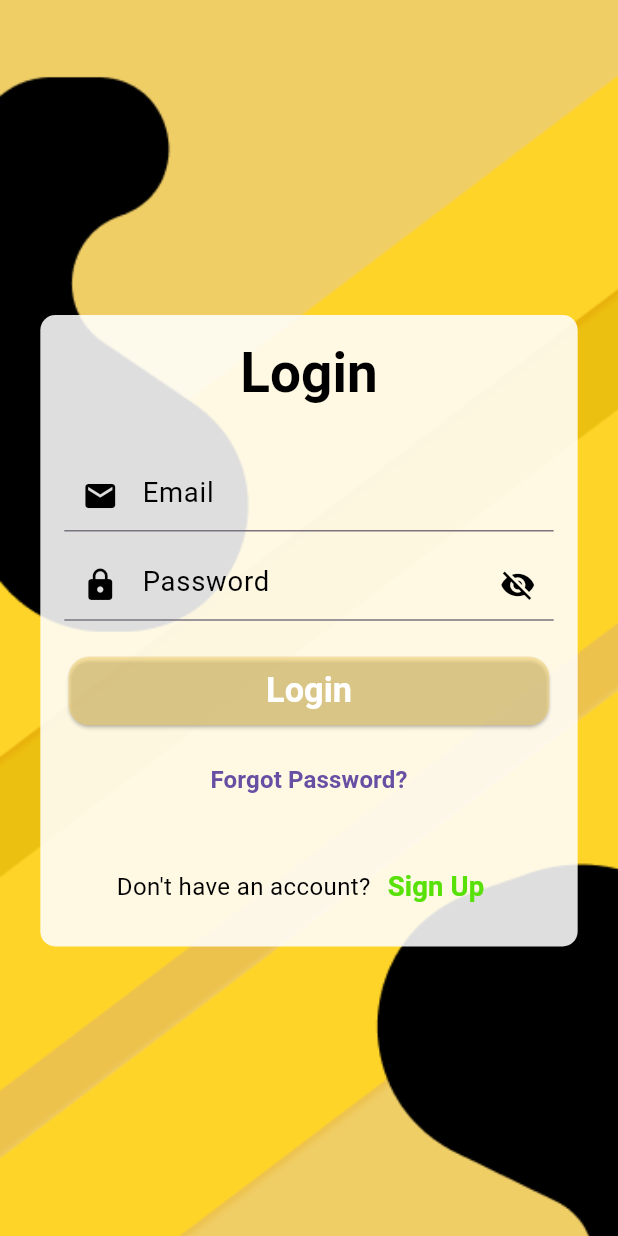
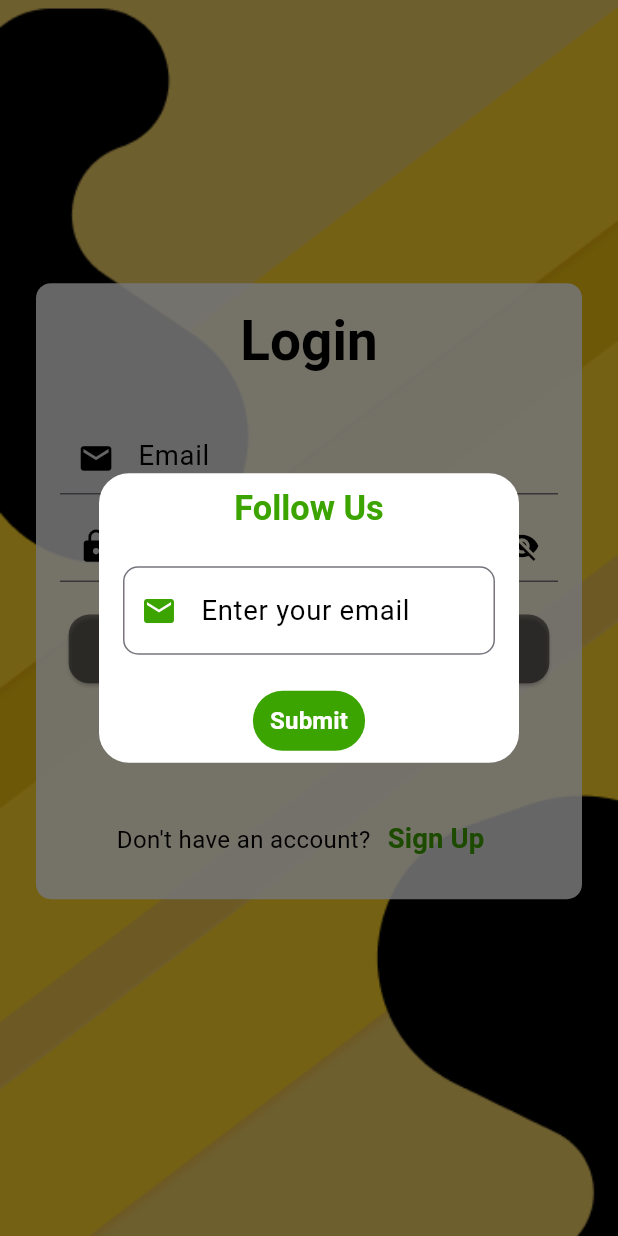
Before and after one commit to tanay4768/peepalfarm, a Flutter app: the screen it shows after launch, after a tap on "Get Started", after a tap on "Forgot Password?", on a phone screen of 412 x 824 dp. Run offline on Flutter 3.47's test engine with Material 3 defaults, Android fonts, the phone set to English and light mode, and no system bars; our stand-ins replace firebase_auth, firebase_core, firebase_database, flutter_screenutil, get, get_storage; accounts and stored records are empty; network calls fail.

Commit message:
Btn fixed

```diff
--- a/lib/controllers/login_controller.dart
+++ b/lib/controllers/login_controller.dart
@@ -9,8 +9,10 @@
   String? password;
   RxBool showPassword = false.obs;
   void allFilled() {
-    signInbtn.value = email.toString().isNotEmpty == true &&
-        password.toString().isNotEmpty == true;
+    if (email != null && password!=null) {
+  signInbtn.value = email.toString().isNotEmpty == true &&
+      password.toString().isNotEmpty == true;
+}
   }
     void togglePasswordVisibility() {
     showPassword.value = !showPassword.value;
--- a/lib/controllers/signin_controller.dart
+++ b/lib/controllers/signin_controller.dart
@@ -21,11 +21,17 @@
 
 
   void allFilled() {
-    signInbtn.value = email.toString().isNotEmpty == true &&
+    if(  email !=null &&
+        password!=null &&
+        confirm!=null &&
+        fullname!=null &&
+        username!=null) {
+      signInbtn.value = email.toString().isNotEmpty == true &&
         password.toString().isNotEmpty == true &&
         confirm.toString().isNotEmpty == true &&
         fullname.toString().isNotEmpty == true &&
         username.toString().isNotEmpty == true;
+    }
   }
 
 
--- a/lib/utils/globals.dart
+++ b/lib/utils/globals.dart
@@ -1,5 +1,7 @@
+import 'package:firebase_auth/firebase_auth.dart';
 import 'package:flutter/material.dart';
 import 'package:get/get.dart';
+import 'package:peepalfram/services/validation.dart';
 import 'package:peepalfram/utils/ui/custom_colors.dart';
 
 class Globals {
@@ -19,4 +21,44 @@
     );
   }
 
+  static void showResetDialog() {
+    TextEditingController emailController = TextEditingController();
+    Get.defaultDialog(
+        title: "Follow Us",
+        middleText: "Please enter your email to follow us:",
+        backgroundColor: CustomColors.white,
+        titleStyle: TextStyle(color: CustomColors.blue),
+        middleTextStyle: TextStyle(color: CustomColors.blue),
+        content: Padding(
+          padding: const EdgeInsets.all(8.0),
+          child: TextField(
+            controller: emailController,
+            decoration: InputDecoration(
+              hintText: "Enter your email",
+              hintStyle: TextStyle(color: Colors.black),
+              border: OutlineInputBorder(
+                borderRadius: BorderRadius.circular(10),
+              ),
+              prefixIcon: Icon(Icons.email, color: CustomColors.blue),
+            ),
+          ),
+        ),
+        textConfirm: "Submit",
+        confirmTextColor: Colors.white,
+        buttonColor: CustomColors.blue,
+        onConfirm: () async {
+          String email = emailController.text;
+          if (Validator.validateEmail(email)) {
+            try {
+              await FirebaseAuth.instance.sendPasswordResetEmail(email: email);
+              Get.back();
+              showCustomSnackbar("Success", "Link sent to the email");
+            } catch (e) {
+              showCustomSnackbar("Error", e.toString());
             }
+          } else {
+            showCustomSnackbar("Error", "Please enter a valid email address.");
+          }
+        });
+  }
+}
--- a/lib/utils/ui/custom_colors.dart
+++ b/lib/utils/ui/custom_colors.dart
@@ -7,6 +7,6 @@
   static Color parblack =
       const Color.fromARGB(255, 55, 55, 54).withOpacity(0.76);
   static Color green = const Color.fromARGB(255, 109, 234, 36);
-  static Color blue = const Color.fromARGB(255, 88, 225, 8);
+  static Color blue = const Color.fromARGB(255, 60, 164, 0);
   static Color primary = const Color.fromARGB(255, 248, 212, 104);
 }
--- a/lib/utils/ui/customthemes/ccard_theme.dart
+++ b/lib/utils/ui/customthemes/ccard_theme.dart
@@ -1,6 +1,6 @@
 import 'package:flutter/material.dart';
 import 'package:peepalfram/utils/ui/custom_colors.dart';
-import 'package:peepalfram/utils/ui/sizeconfig.dart';
+import 'package:peepalfram/utils/ui/sizeconstraints/sizeconfig.dart';
 
 class CcardTheme {
   static CardTheme lightmode = CardTheme(
--- a/lib/utils/ui/customthemes/custom_texttheme.dart
+++ b/lib/utils/ui/customthemes/custom_texttheme.dart
@@ -1,6 +1,6 @@
 import 'package:flutter/material.dart';
 import 'package:peepalfram/utils/ui/custom_colors.dart';
-import 'package:peepalfram/utils/ui/sizeconfig.dart';
+import 'package:peepalfram/utils/ui/sizeconstraints/sizeconfig.dart';
 
 class CustomTexttheme {
   static TextTheme lightTheme = TextTheme(
--- a/lib/utils/ui/customthemes/elevatedbtn_theme.dart
+++ b/lib/utils/ui/customthemes/elevatedbtn_theme.dart
@@ -1,6 +1,6 @@
 import 'package:flutter/material.dart';
 import 'package:peepalfram/utils/ui/custom_colors.dart';
-import 'package:peepalfram/utils/ui/sizeconfig.dart';
+import 'package:peepalfram/utils/ui/sizeconstraints/sizeconfig.dart';
 
 class ElevatedbtnTheme {
   static ElevatedButtonThemeData lightmode = ElevatedButtonThemeData(
--- /dev/null
+++ b/lib/utils/ui/sizeconstraints/display_config.dart
@@ -0,0 +1,19 @@
+class DisplayConfig {
+  static double two = 2;
+  static double four = 4;
+  static double six = 6;
+  static double eight = 8;
+  static double ten = 10;
+  static double twelve = 12;
+  static double fourteen = 14;
+  static double sixteen = 16;
+  static double twenty = 20;
+  static double twentyFour = 24;
+  static double thirtyTwo = 32;
+  static double forty = 40;
+  static double fortyEight = 48;
+  static double fiftySix = 56;
+  static double sixtyFour = 64;
+  static double twoEighty = 280;
+  static double threeSixty = 360;
+}
--- a/lib/view/auth/login_page.dart
+++ b/lib/view/auth/login_page.dart
@@ -2,8 +2,11 @@
 import 'package:get/get.dart';
 import 'package:peepalfram/controllers/login_controller.dart';
 import 'package:peepalfram/services/validation.dart';
+import 'package:peepalfram/utils/globals.dart';
 import 'package:peepalfram/utils/ui/custom_colors.dart';
-import 'package:peepalfram/utils/ui/sizeconfig.dart';
+import 'package:flutter_screenutil/flutter_screenutil.dart';
+import 'package:peepalfram/utils/ui/sizeconstraints/display_config.dart';
+import 'package:peepalfram/utils/ui/sizeconstraints/sizeconfig.dart';
 import 'package:peepalfram/widgets/custom_textfield.dart';
 
 class LoginPage extends StatefulWidget {
@@ -24,9 +27,9 @@
         body: SingleChildScrollView(
       child: Center(
         child: Container(
-          padding: EdgeInsets.all(SizeConfig.twenty),
-          height: SizeConfig.eight * 100,
-          width: SizeConfig.threeSixty,
+          padding: EdgeInsets.all(DisplayConfig.twenty),
+          height: DisplayConfig.eight * 100.h,
+          width: DisplayConfig.threeSixty.w,
           decoration: BoxDecoration(
               image: DecorationImage(
                   image: theme.brightness == Brightness.dark
@@ -36,7 +39,7 @@
           child: Column(
             children: [
               SizedBox(
-                height: SizeConfig.eight * 20,
+                height: DisplayConfig.eight * 20.h,
               ),
               Card(
                 color: Colors.transparent,
@@ -50,13 +53,13 @@
                     child: Column(
                       children: [
                         Text('Login', style: theme.textTheme.headlineLarge),
-                        SizedBox(height: SizeConfig.twenty),
+                        SizedBox(height: DisplayConfig.twenty.h),
                         Obx(
                           () => Form(
                             key: _formKey,
                             child: Column(
                               children: [
-                                SizedBox(height: SizeConfig.ten),
+                                SizedBox(height: DisplayConfig.ten.h),
                                 CustomTextField(
                                   hintText: 'Email',
                                   icon: Icons.email,
@@ -77,7 +80,7 @@
                                     return null;
                                   },
                                 ),
-                                SizedBox(height: SizeConfig.ten),
+                                SizedBox(height: DisplayConfig.ten.h),
                                 CustomTextField(
                                   hintText: 'Password',
                                   icon: Icons.lock,
@@ -107,7 +110,7 @@
                                         controller.togglePasswordVisibility,
                                   ),
                                 ),
-                                SizedBox(height: SizeConfig.twenty),
+                                SizedBox(height: DisplayConfig.twenty.h),
                                 ElevatedButton(
                                   onPressed: () async {
                                     if (_formKey.currentState!.validate()) {
@@ -116,8 +119,8 @@
                                   },
                                   style: ElevatedButton.styleFrom(
                                     backgroundColor: controller.signInbtn.value
-                                        ? CustomColors.primary
-                                        : CustomColors.primary.withOpacity(0.5),
+                                        ? theme.hintColor
+                                        : theme.hintColor.withOpacity(0.5),
                                   ),
                                   child: const Text('Login'),
                                 )
@@ -125,12 +128,16 @@
                             ),
                           ),
                         ),
-                        SizedBox(height: SizeConfig.ten),
+                        SizedBox(height: DisplayConfig.ten.h),
                         TextButton(
-                          onPressed: () {},
+                          style: const ButtonStyle(
+                              alignment: Alignment.centerRight),
+                          onPressed: () {
+                            Globals.showResetDialog();
+                          },
                           child: const Text('Forgot Password?'),
                         ),
-                        SizedBox(height: SizeConfig.twenty),
+                        SizedBox(height: DisplayConfig.twenty.h),
                         Row(
                           mainAxisAlignment: MainAxisAlignment.center,
                           children: [
--- a/lib/view/auth/signup_page.dart
+++ b/lib/view/auth/signup_page.dart
@@ -3,8 +3,10 @@
 import 'package:peepalfram/controllers/signin_controller.dart';
 import 'package:peepalfram/services/validation.dart';
 import 'package:peepalfram/utils/ui/custom_colors.dart';
-import 'package:peepalfram/utils/ui/sizeconfig.dart';
+import 'package:peepalfram/utils/ui/sizeconstraints/display_config.dart';
+import 'package:peepalfram/utils/ui/sizeconstraints/sizeconfig.dart';
 import 'package:peepalfram/widgets/custom_textfield.dart';
+import 'package:flutter_screenutil/flutter_screenutil.dart';
 
 class SignupPage extends StatefulWidget {
   const SignupPage({super.key});
@@ -25,8 +27,8 @@
         child: Center(
           child: Container(
             padding: EdgeInsets.all(SizeConfig.twenty),
-            height: SizeConfig.eight * 100,
-            width: SizeConfig.threeSixty,
+            height: DisplayConfig.eight * 100.h,
+            width: DisplayConfig.threeSixty.w,
             decoration: BoxDecoration(
               image: DecorationImage(
                 image: theme.brightness == Brightness.dark
@@ -37,9 +39,12 @@
             ),
             child: Column(
               children: [
-                 SizedBox(height: SizeConfig.eight * 10),
-                          Text("Sign Up", style: theme.textTheme.titleLarge,),
-                SizedBox(height: SizeConfig.eight * 10),
+                SizedBox(height: DisplayConfig.eight * 10.h),
+                Text(
+                  "Sign Up",
+                  style: theme.textTheme.titleLarge,
+                ),
+                SizedBox(height: DisplayConfig.eight * 10.h),
                 Card(
                   color: Colors.transparent,
                   child: Container(
@@ -62,7 +67,8 @@
                                     icon: Icons.person_pin_rounded,
                                     onChanged: (value) {
                                       controller.fullname = value;
-                                      controller.fullNameError.value = value.isEmpty
+                                      controller.fullNameError.value =
+                                          value.isEmpty
                                               ? 'Please enter your full name'
                                               : "";
                                       controller
@@ -76,14 +82,15 @@
                                       return null;
                                     },
                                   ),
-                                  SizedBox(height: SizeConfig.ten),
+                                  SizedBox(height: DisplayConfig.ten.h),
                                   CustomTextField(
                                     hintText: 'Username',
                                     icon: Icons.person,
                                     errorText: controller.usernameError.value,
                                     onChanged: (value) {
                                       controller.username = value;
-                                      controller.usernameError.value = value.isEmpty
+                                      controller.usernameError.value =
+                                          value.isEmpty
                                               ? "Field can't be empty"
                                               : "";
                                       controller.allFilled();
@@ -97,14 +104,15 @@
                                       return null;
                                     },
                                   ),
-                                  SizedBox(height: SizeConfig.ten),
+                                  SizedBox(height: DisplayConfig.ten.h),
                                   CustomTextField(
                                     hintText: 'Email',
                                     icon: Icons.email,
                                     errorText: controller.emailError.value,
                                     onChanged: (value) {
                                       controller.email = value;
-                                      controller.emailError.value = value.isEmpty
+                                      controller.emailError.value =
+                                          value.isEmpty
                                               ? "Email can't be empty"
                                               : "";
                                       controller.allFilled();
@@ -118,7 +126,7 @@
                                       return null;
                                     },
                                   ),
-                                  SizedBox(height: SizeConfig.ten),
+                                  SizedBox(height: DisplayConfig.ten.h),
                                   CustomTextField(
                                     hintText: 'Password',
                                     icon: Icons.lock,
@@ -126,7 +134,8 @@
                                     obscureText: !controller.showPassword.value,
                                     onChanged: (value) {
                                       controller.password = value;
-                                      controller.passwordError.value = value.isEmpty
+                                      controller.passwordError.value =
+                                          value.isEmpty
                                               ? 'Please enter a password'
                                               : "";
                                       controller.allFilled();
@@ -147,11 +156,12 @@
                                           controller.togglePasswordVisibility,
                                     ),
                                   ),
-                                  SizedBox(height: SizeConfig.ten),
+                                  SizedBox(height: DisplayConfig.ten.h),
                                   CustomTextField(
                                     hintText: 'Confirm Password',
                                     icon: Icons.lock,
-                                    errorText: controller.cnfpasswordError.value,
+                                    errorText:
+                                        controller.cnfpasswordError.value,
                                     obscureText:
                                         !controller.showConfirmPassword.value,
                                     onChanged: (value) {
@@ -184,7 +194,7 @@
                                           .toggleConfirmPasswordVisibility,
                                     ),
                                   ),
-                                  SizedBox(height: SizeConfig.twenty),
+                                  SizedBox(height: DisplayConfig.twenty),
                                   ElevatedButton(
                                     onPressed: () async {
                                       if (_formKey.currentState!.validate()) {
@@ -193,8 +203,8 @@
                                     },
                                   style: ElevatedButton.styleFrom(
                                     backgroundColor: controller.signInbtn.value
-                                          ? CustomColors.primary
-                                          : CustomColors.primary.withOpacity(0.5),
+                                        ? theme.hintColor
+                                        : theme.hintColor.withOpacity(0.5),
                                   ),
                                     child: const Text('Sign Up'),
                                   )
@@ -203,7 +213,7 @@
                             ),
                           ),
                           SizedBox(
-                            height: SizeConfig.twenty,
+                            height: DisplayConfig.twenty.sp,
                           ),
                           Row(
                             mainAxisAlignment: MainAxisAlignment.center,
@@ -224,7 +234,6 @@
                           ),
                         ],
                       ),
-
                     ),
                   ),
                 ),
--- a/lib/view/get_started.dart
+++ b/lib/view/get_started.dart
@@ -1,6 +1,7 @@
 import 'package:flutter/material.dart';
+import 'package:flutter_screenutil/flutter_screenutil.dart';
 import 'package:get/get.dart';
-import 'package:peepalfram/utils/ui/sizeconfig.dart';
+import 'package:peepalfram/utils/ui/sizeconstraints/display_config.dart';
 
 class GetStarted extends StatefulWidget {
   const GetStarted({super.key});
@@ -15,8 +16,8 @@
     return Scaffold(
         body: Center(
       child: Container(
-        height: SizeConfig.eight * 100,
-        width: SizeConfig.threeSixty,
+        height: DisplayConfig.eight * 100.h,
+        width: DisplayConfig.threeSixty.w,
         decoration: const BoxDecoration(
             image: DecorationImage(
                 image: AssetImage(
@@ -28,30 +29,33 @@
             const Spacer(),
             Container(
               padding: EdgeInsets.only(
-                  top: SizeConfig.twelve,
-                  bottom: SizeConfig.twelve,
-                  left: SizeConfig.twenty,
-                  right: SizeConfig.twenty),
-              height: SizeConfig.eight * 22,
-              width: SizeConfig.threeSixty,
+                  top: DisplayConfig.twelve.h,
+                  bottom: DisplayConfig.twelve.h,
+                  left: DisplayConfig.twenty.w,
+                  right: DisplayConfig.twenty.w),
+              height: DisplayConfig.eight * 22.h,
+              width: DisplayConfig.threeSixty.w,
               decoration: BoxDecoration(
                 color: Theme.of(context).canvasColor,
                 borderRadius: BorderRadius.only(
-                    topLeft: Radius.circular(SizeConfig.twentyFour),
-                    topRight: Radius.circular(SizeConfig.twentyFour)),
+                    topLeft: Radius.circular(DisplayConfig.twentyFour.h),
+                    topRight: Radius.circular(DisplayConfig.twentyFour.h)),
               ),
               alignment: Alignment.bottomCenter,
               child: Column(
                 children: [
                   SizedBox(
-                    height: SizeConfig.ten,
+                    height: DisplayConfig.ten.h,
                   ),
                   Text(
                     "Be Kind. Be Humane. Be Change.",
-                    style: Theme.of(context).textTheme.bodyMedium,
+                    style: Theme.of(context)
+                        .textTheme
+                        .titleLarge
+                        ?.copyWith(fontWeight: FontWeight.w700),
                   ),
                   SizedBox(
-                    height: SizeConfig.twenty,
+                    height: DisplayConfig.twenty.h,
                   ),
                   ElevatedButton(
                     onPressed: () {
@@ -61,11 +65,11 @@
                     child: const Text("Get Started"),
                   ),
                   SizedBox(
-                    height: SizeConfig.sixteen,
+                    height: DisplayConfig.sixteen.h,
                   ),
                   Text(
                     "Every step you take can amplify voice of voiceless",
-                    style: Theme.of(context).textTheme.bodySmall,
+                    style: Theme.of(context).textTheme.bodySmall?.copyWith(fontWeight: FontWeight.bold),
                     textAlign: TextAlign.center,
                   ),
                 ],
--- a/lib/view/splashscreen.dart
+++ b/lib/view/splashscreen.dart
@@ -11,9 +11,9 @@
   Widget build(BuildContext context) {
     return Scaffold(
       body: Container(
-        decoration: BoxDecoration(
+        decoration: const BoxDecoration(
               image: DecorationImage(
-                  image: const AssetImage("assets/images/bglight.png"),
+                  image:  AssetImage("assets/images/bglight.png"),
                   fit: BoxFit.cover)),
       ),
     );
--- a/lib/widgets/custom_textfield.dart
+++ b/lib/widgets/custom_textfield.dart
@@ -1,5 +1,7 @@
 import 'package:flutter/material.dart';
+import 'package:flutter_screenutil/flutter_screenutil.dart';
 import 'package:peepalfram/utils/ui/custom_colors.dart';
+import 'package:peepalfram/utils/ui/sizeconstraints/display_config.dart';
 
 class CustomTextField extends StatelessWidget {
   final String hintText;
@@ -32,7 +34,7 @@
       validator: validator,
       decoration: InputDecoration(
         hintText: hintText,
-        prefixIcon: Icon(icon),
+        prefixIcon: Icon(icon, size: DisplayConfig.twentyFour.h,),
         suffixIcon: suffixIcon,
         errorText: isError
             ? errorText
```
Also changed, not shown: lib/bindings/signup_bindings.dart (added), lib/utils/ui/sizeconstraints/sizeconfig.dart (renamed from lib/utils/ui/sizeconfig.dart). Lines whose indentation alone changed are shown as unchanged.
